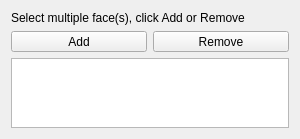
Old version of the form src/Mod/Fem/Gui/TaskFemConstraintFixed.ui in the repository southseact-3d/fcd.
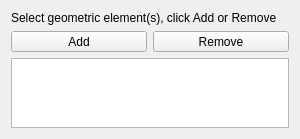
New version of the form.

The edit to the form file:
```diff
--- a/src/Mod/Fem/Gui/TaskFemConstraintFixed.ui
+++ b/src/Mod/Fem/Gui/TaskFemConstraintFixed.ui
@@ -17,7 +17,7 @@
    <item>
     <widget class="QLabel" name="lbl_info">
      <property name="text">
-      <string>Select multiple face(s), click Add or Remove</string>
+      <string>Select geometric element(s), click Add or Remove</string>
      </property>
     </widget>
    </item>
```
